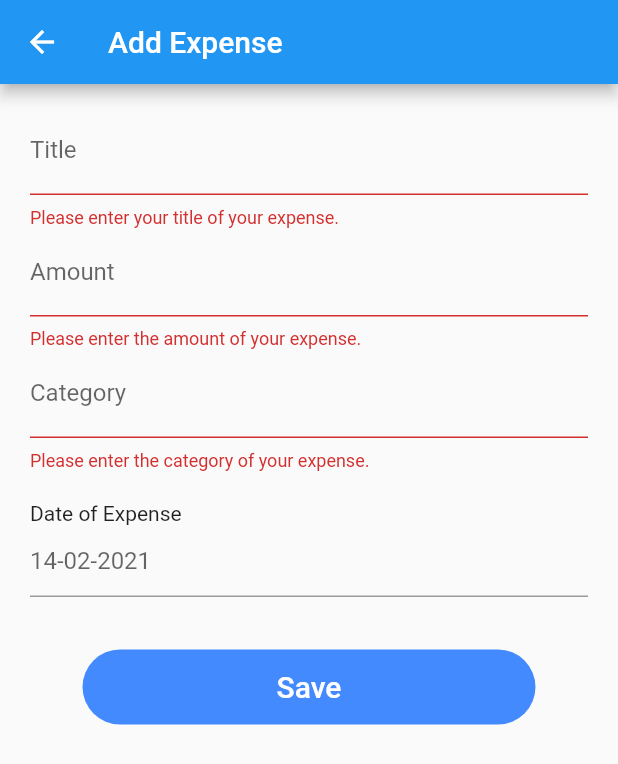
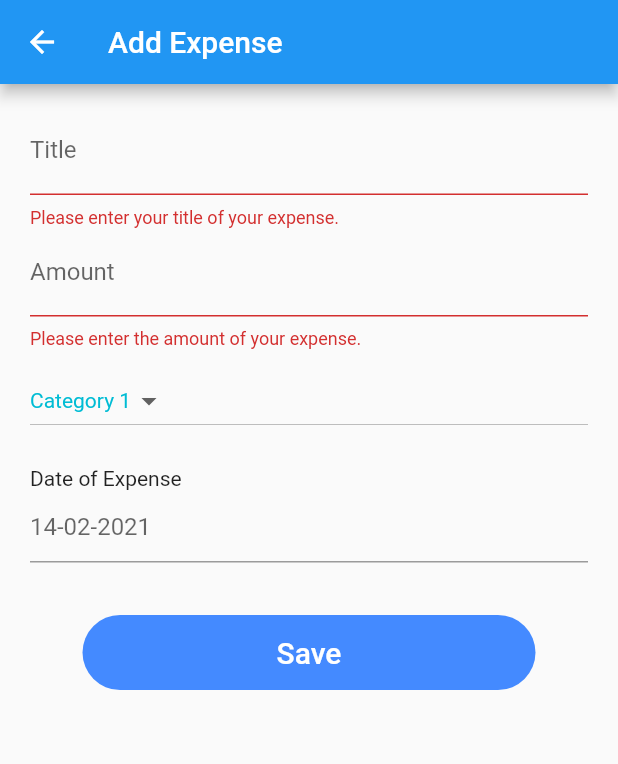
Before and after one commit to evansmwenda/Expensr, a Flutter app: the AddExpense screen opened by its route, after a tap on "Save", on a phone screen of 412 x 824 dp. Shown: the top 764 px of the screen. Run offline on Flutter 3.47's test engine with Material 2 defaults, Android fonts, the phone set to English and light mode, and no system bars.

Commit message:
style changes to the add expense screen

```diff
--- /dev/null
+++ b/lib/models/category_item.dart
@@ -0,0 +1,6 @@
+class CategoryItem {
+  int value;
+  String name;
+
+  CategoryItem(this.value, this.name);
+}
--- a/lib/screens/add_expense.dart
+++ b/lib/screens/add_expense.dart
@@ -17,6 +17,7 @@ class _AddExpenseState extends State<AddExpense> {
   DateTime selectedDate = DateTime.now();
   var myFormat = DateFormat('d-MM-yyyy');
   TextEditingController _datecontroller = new TextEditingController();
+  int _value = 1;
   // DateTime selectedDate =  DateFormat("dd-MM-yyyy").format(DateTime.now());
 
   Future<Null> _selectDate(BuildContext context) async {
@@ -61,14 +62,21 @@ class _AddExpenseState extends State<AddExpense> {
               },
               onSaved: (val) => setState(() => _expense.amount = val),
             ),
-            TextFormField(
-              decoration: InputDecoration(labelText: 'Category'),
-              validator: (value) {
-                if (value.isEmpty) {
-                  return 'Please enter the category of your expense.';
-                }
-              },
-              onSaved: (val) => setState(() => _expense.category = val),
+            Container(
+              padding: EdgeInsets.only(top:10.0),
+              child: DropdownButton(
+                  value: _value,style: TextStyle(color: Colors.cyan),
+                  onChanged: (value){
+                    setState(() {
+                      _value = value;
+                    });
+                  },
+                  items: [
+                  DropdownMenuItem(child: Text("Category 1"),value: 1,),
+                  DropdownMenuItem(child: Text("Category 2"),value: 2,),
+                  DropdownMenuItem(child: Text("Category 3"),value: 3,),
+                  DropdownMenuItem(child: Text("Category 4"),value: 4,),
+                ],),
             ),
             SizedBox(
               height: 20.0,
```
Also changed, not shown: lib/constants.dart (added, +10 -0 lines), lib/models/expense.dart (+11 -0 lines).
